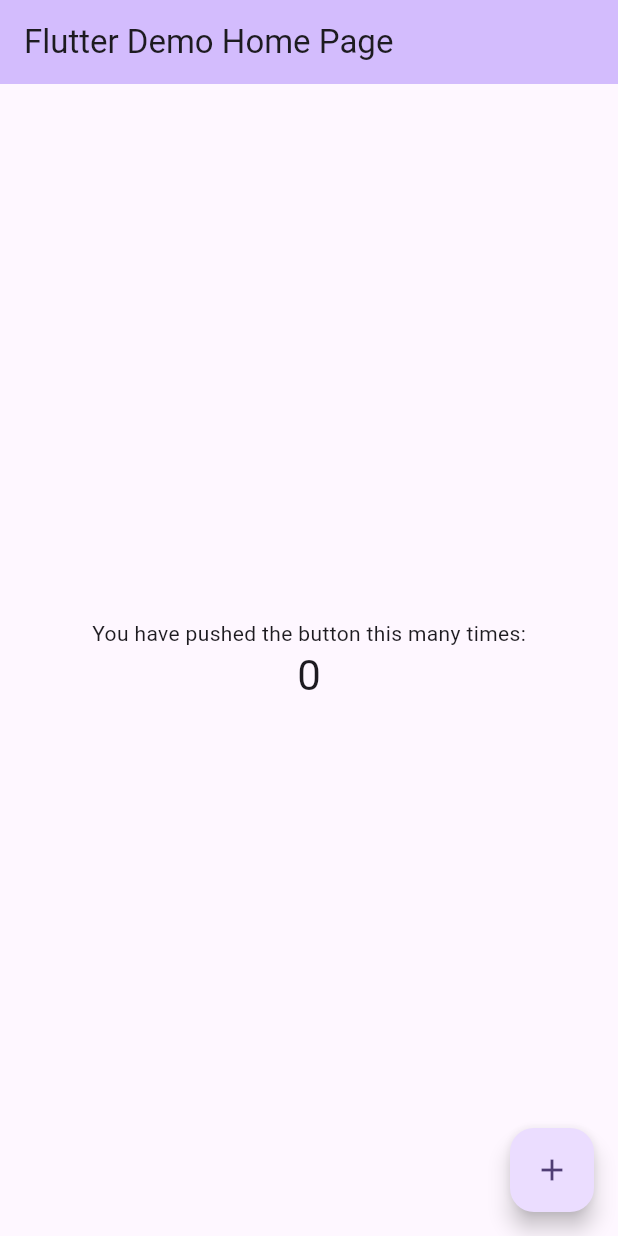
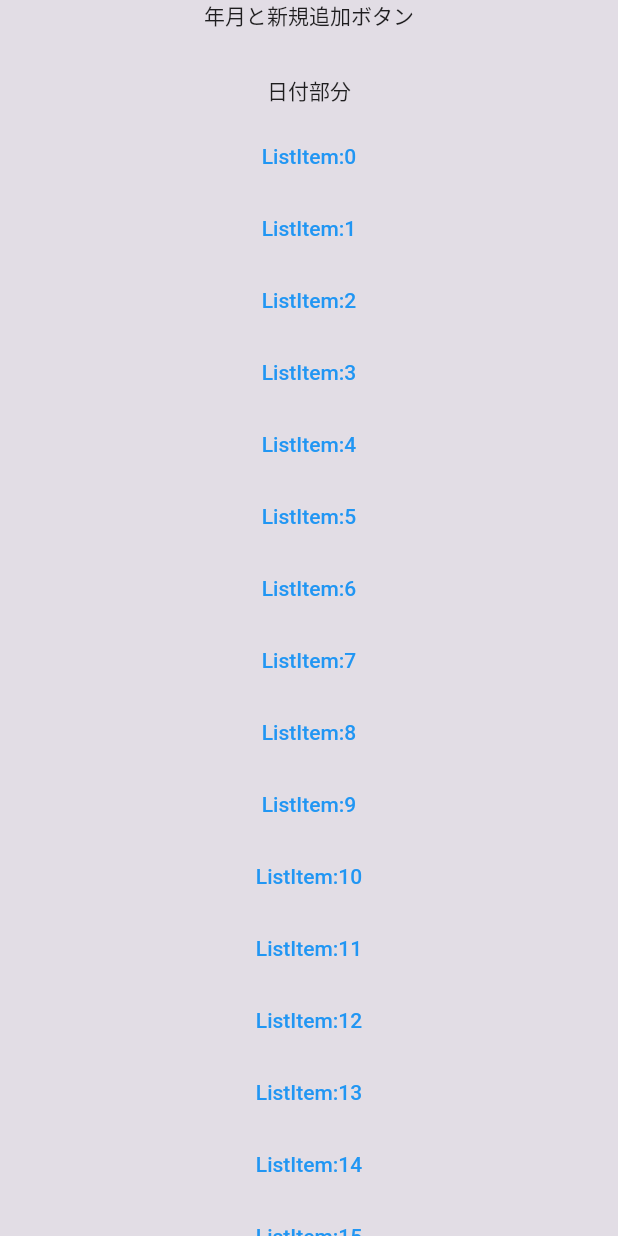
Before and after one commit to rarzyu/supplementToDo, a Flutter app: the screen it shows after launch, on a phone screen of 412 x 824 dp. Run offline on Flutter 3.47's test engine with Material 2 defaults, Android fonts, the phone set to English and light mode, and no system bars.

Commit message:
ホーム画面作成中

```diff
--- /dev/null
+++ b/lib/config/constants/color.dart
@@ -0,0 +1,6 @@
+import 'package:flutter/material.dart';
+
+///色の定義クラス
+class AppColors {
+  static const themeBackGray = Color.fromRGBO(226, 221, 229, 1);
+}
--- /dev/null
+++ b/lib/config/constants/string.dart
@@ -0,0 +1,6 @@
+import 'package:flutter/material.dart';
+
+///文字列の定義
+class AppStrings {
+  static const MSGE001 = Text('すでに存在します。');
+}
--- a/lib/main.dart
+++ b/lib/main.dart
@@ -1,125 +1,17 @@
 import 'package:flutter/material.dart';
+import 'package:supplement_to_do/config/constants/color.dart';
+import 'screens/home_screen.dart';
 
 void main() {
-  runApp(const MyApp());
+  runApp(MyApp());
 }
 
 class MyApp extends StatelessWidget {
-  const MyApp({super.key});
-
-  // This widget is the root of your application.
   @override
   Widget build(BuildContext context) {
     return MaterialApp(
-      title: 'Flutter Demo',
-      theme: ThemeData(
-        // This is the theme of your application.
-        //
-        // TRY THIS: Try running your application with "flutter run". You'll see
-        // the application has a blue toolbar. Then, without quitting the app,
-        // try changing the seedColor in the colorScheme below to Colors.green
-        // and then invoke "hot reload" (save your changes or press the "hot
-        // reload" button in a Flutter-supported IDE, or press "r" if you used
-        // the command line to start the app).
-        //
-        // Notice that the counter didn't reset back to zero; the application
-        // state is not lost during the reload. To reset the state, use hot
-        // restart instead.
-        //
-        // This works for code too, not just values: Most code changes can be
-        // tested with just a hot reload.
-        colorScheme: ColorScheme.fromSeed(seedColor: Colors.deepPurple),
-        useMaterial3: true,
-      ),
-      home: const MyHomePage(title: 'Flutter Demo Home Page'),
+      home: HomeScreen(),
+      theme: ThemeData(scaffoldBackgroundColor: AppColors.themeBackGray),
     );
   }
 }
-
-class MyHomePage extends StatefulWidget {
-  const MyHomePage({super.key, required this.title});
-
-  // This widget is the home page of your application. It is stateful, meaning
-  // that it has a State object (defined below) that contains fields that affect
-  // how it looks.
-
-  // This class is the configuration for the state. It holds the values (in this
-  // case the title) provided by the parent (in this case the App widget) and
-  // used by the build method of the State. Fields in a Widget subclass are
-  // always marked "final".
-
-  final String title;
-
-  @override
-  State<MyHomePage> createState() => _MyHomePageState();
-}
-
-class _MyHomePageState extends State<MyHomePage> {
-  int _counter = 0;
-
-  void _incrementCounter() {
-    setState(() {
-      // This call to setState tells the Flutter framework that something has
-      // changed in this State, which causes it to rerun the build method below
-      // so that the display can reflect the updated values. If we changed
-      // _counter without calling setState(), then the build method would not be
-      // called again, and so nothing would appear to happen.
-      _counter++;
-    });
-  }
-
-  @override
-  Widget build(BuildContext context) {
-    // This method is rerun every time setState is called, for instance as done
-    // by the _incrementCounter method above.
-    //
-    // The Flutter framework has been optimized to make rerunning build methods
-    // fast, so that you can just rebuild anything that needs updating rather
-    // than having to individually change instances of widgets.
-    return Scaffold(
-      appBar: AppBar(
-        // TRY THIS: Try changing the color here to a specific color (to
-        // Colors.amber, perhaps?) and trigger a hot reload to see the AppBar
-        // change color while the other colors stay the same.
-        backgroundColor: Theme.of(context).colorScheme.inversePrimary,
-        // Here we take the value from the MyHomePage object that was created by
-        // the App.build method, and use it to set our appbar title.
-        title: Text(widget.title),
-      ),
-      body: Center(
-        // Center is a layout widget. It takes a single child and positions it
-        // in the middle of the parent.
-        child: Column(
-          // Column is also a layout widget. It takes a list of children and
-          // arranges them vertically. By default, it sizes itself to fit its
-          // children horizontally, and tries to be as tall as its parent.
-          //
-          // Column has various properties to control how it sizes itself and
-          // how it positions its children. Here we use mainAxisAlignment to
-          // center the children vertically; the main axis here is the vertical
-          // axis because Columns are vertical (the cross axis would be
-          // horizontal).
-          //
-          // TRY THIS: Invoke "debug painting" (choose the "Toggle Debug Paint"
-          // action in the IDE, or press "p" in the console), to see the
-          // wireframe for each widget.
-          mainAxisAlignment: MainAxisAlignment.center,
-          children: <Widget>[
-            const Text(
-              'You have pushed the button this many times:',
-            ),
-            Text(
-              '$_counter',
-              style: Theme.of(context).textTheme.headlineMedium,
-            ),
-          ],
-        ),
-      ),
-      floatingActionButton: FloatingActionButton(
-        onPressed: _incrementCounter,
-        tooltip: 'Increment',
-        child: const Icon(Icons.add),
-      ), // This trailing comma makes auto-formatting nicer for build methods.
-    );
-  }
-}
--- /dev/null
+++ b/lib/screens/add_edit_screen.dart
@@ -0,0 +1,20 @@
+import 'package:flutter/material.dart';
+
+class AddEditScreen extends StatelessWidget {
+  final int index;
+  const AddEditScreen({Key? key, required this.index}) : super(key: key);
+
+  @override
+  Widget build(BuildContext context) {
+    return Scaffold(
+      appBar: AppBar(title: Text('追加・編集画面')),
+      body: Center(
+          child: TextButton(
+        onPressed: () {
+          Navigator.of(context).pop();
+        },
+        child: Text('追加・編集画面の内容 $index'),
+      )),
+    );
+  }
+}
--- /dev/null
+++ b/lib/screens/home_screen.dart
@@ -0,0 +1,68 @@
+import 'package:flutter/material.dart';
+import 'package:supplement_to_do/screens/add_edit_screen.dart';
+
+/// 画面全体
+class HomeScreen extends StatelessWidget {
+  @override
+  Widget build(BuildContext context) {
+    return Scaffold(
+      // リスト
+      body: SafeArea(
+        child: Column(
+          children: [
+            TopSection(),
+            DateSelector(),
+            Expanded(
+              child: ListView.builder(
+                  itemCount: 10000,
+                  itemBuilder: (context, index) => ListItem(index: index)),
+            ),
+          ],
+        ),
+      ),
+    );
+  }
+}
+
+/// 画面最上位部分
+/// 年月選択と新規追加ボタンの部分
+class TopSection extends StatelessWidget {
+  @override
+  Widget build(BuildContext context) {
+    return Container(
+      height: 50.0,
+      child: Text('年月と新規追加ボタン'),
+    );
+  }
+}
+
+/// 日付選択部分
+class DateSelector extends StatelessWidget {
+  @override
+  Widget build(BuildContext context) {
+    return Container(
+      height: 30.0,
+      child: Text('日付部分'),
+    );
+  }
+}
+
+/// リストのアイテム
+class ListItem extends StatelessWidget {
+  final int index;
+  const ListItem({Key? key, required this.index}) : super(key: key);
+
+  @override
+  Widget build(BuildContext context) {
+    return TextButton(
+      onPressed: () {
+        Navigator.of(context).push(
+          MaterialPageRoute(builder: (context) {
+            return AddEditScreen(index: index);
+          }),
+        );
+      },
+      child: Text('ListItem:$index'),
+    );
+  }
+}
```
Also changed, not shown: 1 other file.
